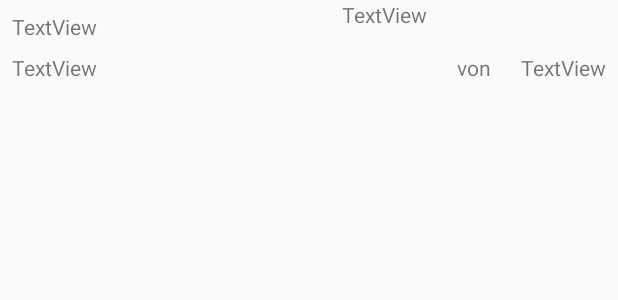
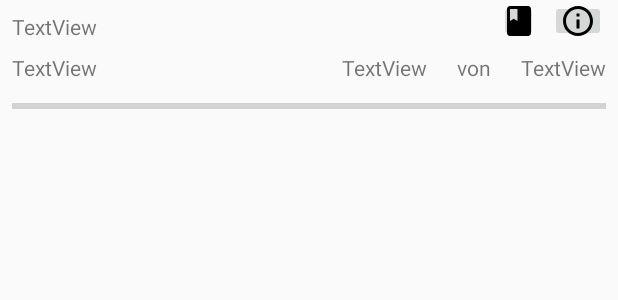
Before and after one commit to B-Team/b-team-app, an Android app: the layout active_book_item.xml on its own in the app's theme, with its tools: preview values and no code run, on a phone screen of 412 x 824 dp. Shown: the top 300 px of the screen. Run offline under Robolectric (Android 15) with nearby library versions, the phone set to English and light mode, and no system bars.

Commit message:
added toast for the bookedit menu with readingstatues implemented database working on (not finished) main activity table for current reading books

```diff
--- a/app/src/main/java/com/b_team/b_team_app/BookInfoActivity.java
+++ b/app/src/main/java/com/b_team/b_team_app/BookInfoActivity.java
@@ -43,6 +43,7 @@ public class BookInfoActivity extends AppCompatActivity implements LoaderManager
 
         Bundle bundle = this.getIntent().getExtras();
         bookId = bundle.getInt("bookId");
+        //muss für PageCountAcivity!!!! muss kopieren
 
         tvBookTitle = (TextView) findViewById(R.id.textView_bookTitle);
         tvAuthorName = (TextView) findViewById(R.id.textView_authorName);
--- /dev/null
+++ b/app/src/main/res/drawable/ic_info_outline_black_24dp.xml
@@ -0,0 +1,9 @@
+<vector xmlns:android="http://schemas.android.com/apk/res/android"
+        android:width="24dp"
+        android:height="24dp"
+        android:viewportWidth="24.0"
+        android:viewportHeight="24.0">
+    <path
+        android:fillColor="#FF000000"
+        android:pathData="M11,17h2v-6h-2v6zM12,2C6.48,2 2,6.48 2,12s4.48,10 10,10 10,-4.48 10,-10S17.52,2 12,2zM12,20c-4.41,0 -8,-3.59 -8,-8s3.59,-8 8,-8 8,3.59 8,8 -3.59,8 -8,8zM11,9h2L13,7h-2v2z"/>
+</vector>
--- a/app/src/main/res/layout/active_book_item.xml
+++ b/app/src/main/res/layout/active_book_item.xml
@@ -5,6 +5,12 @@
     xmlns:tools="http://schemas.android.com/tools"
     android:layout_width="match_parent"
     android:layout_height="match_parent">
+
+    <TextView
+        android:layout_width="match_parent"
+        android:layout_height="match_parent"
+        android:id="@+id/TextView_bookId"
+        android:visibility="gone"/>
 
     <TextView
         android:id="@+id/activeTitel"
@@ -40,7 +46,7 @@
         android:layout_width="wrap_content"
         android:layout_height="wrap_content"
         android:layout_marginEnd="20dp"
-        android:text="TextView"
+        android:text="@string/bookinfo_volumeconjunction"
         app:layout_constraintEnd_toStartOf="@+id/activeMaxPage"
         app:layout_constraintTop_toTopOf="@+id/activeAuthor"
         tools:text="@string/bookinfo_volumeconjunction" />
@@ -52,5 +58,38 @@
         android:layout_marginEnd="20dp"
         android:text="TextView"
         app:layout_constraintEnd_toStartOf="@+id/von"
-        tools:layout_editor_absoluteY="35dp" />
+        app:layout_constraintTop_toTopOf="@+id/activeAuthor" />
+
+    <ProgressBar
+        android:id="@+id/progressBar2"
+        style="?android:attr/progressBarStyleHorizontal"
+        android:layout_width="0dp"
+        android:layout_height="wrap_content"
+        android:layout_marginEnd="8dp"
+        android:layout_marginStart="8dp"
+        android:layout_marginTop="8dp"
+        app:layout_constraintEnd_toEndOf="parent"
+        app:layout_constraintStart_toStartOf="parent"
+        app:layout_constraintTop_toBottomOf="@+id/activeAuthor" />
+
+    <ImageButton
+        android:id="@+id/imageButton"
+        android:layout_width="37dp"
+        android:layout_height="28dp"
+        android:layout_marginEnd="8dp"
+        android:onClick="infoButtonClicked"
+        app:layout_constraintEnd_toEndOf="parent"
+        app:layout_constraintTop_toTopOf="parent"
+        app:srcCompat="@drawable/ic_info_outline_black_24dp" />
+
+    <ImageButton
+        android:id="@+id/imageButton3"
+        android:layout_width="26dp"
+        android:layout_height="28dp"
+        android:layout_marginEnd="8dp"
+        android:onClick="editButtonClicked"
+        app:layout_constraintEnd_toStartOf="@+id/imageButton"
+        app:layout_constraintTop_toTopOf="parent"
+        app:srcCompat="@drawable/ic_book_black_24dp" />
+
 </android.support.constraint.ConstraintLayout>
--- a/app/src/main/res/layout/activity_book_edit.xml
+++ b/app/src/main/res/layout/activity_book_edit.xml
@@ -208,6 +208,7 @@
                 android:layout_alignLeft="@id/editText_title"
                 android:layout_below="@+id/editText_ownership"
                 android:layout_toRightOf="@+id/textView_rating"
+                android:hint="Auf einer Skalar von 1 bis 10"
                 android:inputType="number"
                 android:textAppearance="?android:attr/textAppearanceMedium" />
 
```
Also changed, not shown: app/src/main/AndroidManifest.xml (+4 -6 lines), app/src/main/java/com/b_team/b_team_app/MainActivity.java (+47 -7 lines), app/src/main/java/com/b_team/b_team_app/PageCountEdit.java (added, +81 -0 lines), app/src/main/res/layout/activity_pagecount_edit.xml (added, +84 -0 lines).
